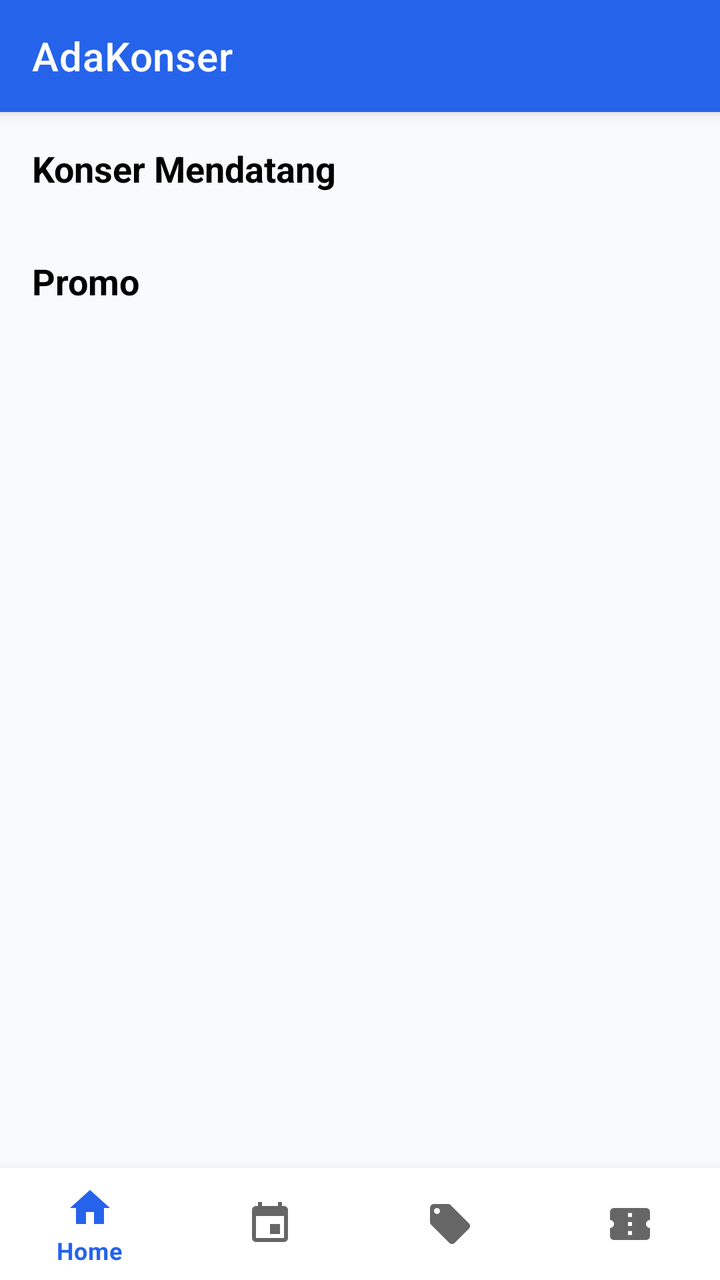
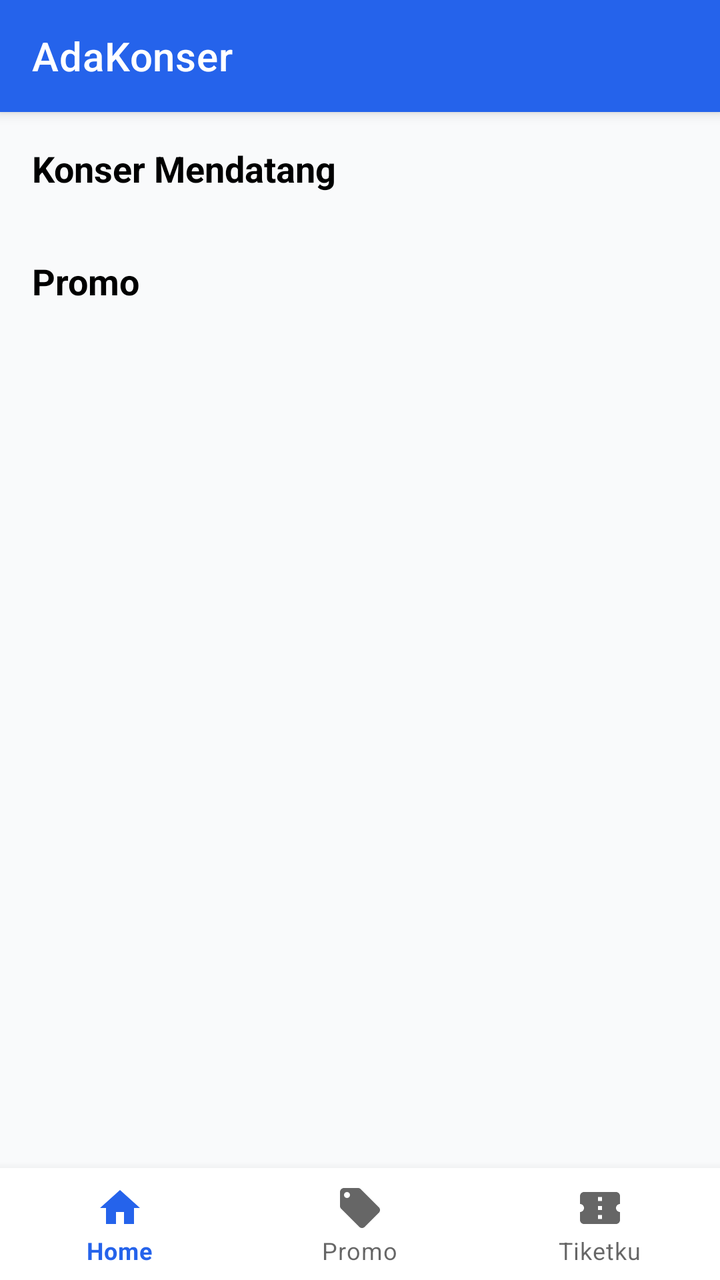

The first picture is an Android layout as it rendered before a commit; the second is the same layout after the commit. The layout source and the unified diff follow.
<!-- AndroidManifest.xml: application theme Theme.AdaKonser -->
<!-- res/layout/activity_main.xml -->
<?xml version="1.0" encoding="utf-8"?>
<androidx.constraintlayout.widget.ConstraintLayout
    xmlns:android="http://schemas.android.com/apk/res/android"
    xmlns:app="http://schemas.android.com/apk/res-auto"
    xmlns:tools="http://schemas.android.com/tools"
    android:layout_width="match_parent"
    android:layout_height="match_parent"
    android:background="@color/background"
    tools:context=".MainActivity">

    
    <androidx.appcompat.widget.Toolbar
        android:id="@+id/toolbar"
        android:layout_width="match_parent"
        android:layout_height="?attr/actionBarSize"
        android:background="@color/primary"
        android:elevation="4dp"
        app:titleTextColor="@android:color/white"
        app:title="AdaKonser"
        app:popupTheme="@style/ThemeOverlay.AppCompat.Light"
        app:layout_constraintTop_toTopOf="parent" />

    
    <ScrollView
        android:layout_width="match_parent"
        android:layout_height="0dp"
        app:layout_constraintTop_toBottomOf="@id/toolbar"
        app:layout_constraintBottom_toTopOf="@id/bottomNavigation">

        <LinearLayout
            android:layout_width="match_parent"
            android:layout_height="wrap_content"
            android:orientation="vertical"
            android:padding="16dp">

            
            <TextView
                android:layout_width="wrap_content"
                android:layout_height="wrap_content"
                android:text="Konser Mendatang"
                android:textSize="18sp"
                android:textStyle="bold"
                android:textColor="@android:color/black" />

            <androidx.recyclerview.widget.RecyclerView
                android:id="@+id/recyclerViewEvents"
                android:layout_width="match_parent"
                android:layout_height="wrap_content"
                android:layout_marginTop="8dp"
                android:nestedScrollingEnabled="false" />

            
            <TextView
                android:layout_width="wrap_content"
                android:layout_height="wrap_content"
                android:text="Promo"
                android:textSize="18sp"
                android:textStyle="bold"
                android:textColor="@android:color/black"
                android:layout_marginTop="24dp" />

            <androidx.recyclerview.widget.RecyclerView
                android:id="@+id/recyclerViewPromos"
                android:layout_width="match_parent"
                android:layout_height="wrap_content"
                android:layout_marginTop="8dp"
                android:orientation="horizontal" />

        </LinearLayout>
    </ScrollView>

    
    <com.google.android.material.bottomnavigation.BottomNavigationView
        android:id="@+id/bottomNavigation"
        android:layout_width="match_parent"
        android:layout_height="wrap_content"
        android:background="@android:color/white"
        app:menu="@menu/bottom_nav_menu"
        app:layout_constraintBottom_toBottomOf="parent" />

</androidx.constraintlayout.widget.ConstraintLayout>
<!-- resources referenced by this layout -->
<resources>
  <color name="background">#F9FAFB</color>
  <color name="primary">#2563EB</color>
  <style name="Theme.AdaKonser" parent="Theme.MaterialComponents.DayNight.NoActionBar">
          
          <item name="colorPrimary">@color/primary</item>
          <item name="colorPrimaryVariant">@color/primary_dark</item>
          <item name="colorOnPrimary">@color/white</item>
  
          
          <item name="colorSecondary">@color/accent</item>
          <item name="colorSecondaryVariant">@color/accent_dark</item>
          <item name="colorOnSecondary">@color/white</item>
  
          
          <item name="android:statusBarColor">@color/primary_dark</item>
  
          
          <item name="android:windowBackground">@color/background</item>
          <item name="colorSurface">@color/surface</item>
  
          
          <item name="android:textColorPrimary">@color/text_primary</item>
          <item name="android:textColorSecondary">@color/text_secondary</item>
      </style>
  <color name="primary_dark">#1E40AF</color>
  <color name="white">#FFFFFF</color>
  <color name="accent">#10B981</color>
  <color name="accent_dark">#059669</color>
  <color name="surface">#FFFFFF</color>
  <color name="text_primary">#111827</color>
  <color name="text_secondary">#6B7280</color>
</resources>

<!-- the commit's change to res/layout/activity_main.xml (unified diff, before → after) -->
@@ -71,11 +71,11 @@
 
     
     <com.google.android.material.bottomnavigation.BottomNavigationView
-        android:id="@+id/bottomNavigation"
+        android:id="@+id/UserNavigation"
         android:layout_width="match_parent"
         android:layout_height="wrap_content"
         android:background="@android:color/white"
-        app:menu="@menu/bottom_nav_menu"
+        app:menu="@menu/user_nav_bottom"
         app:layout_constraintBottom_toBottomOf="parent" />
 
 </androidx.constraintlayout.widget.ConstraintLayout>
